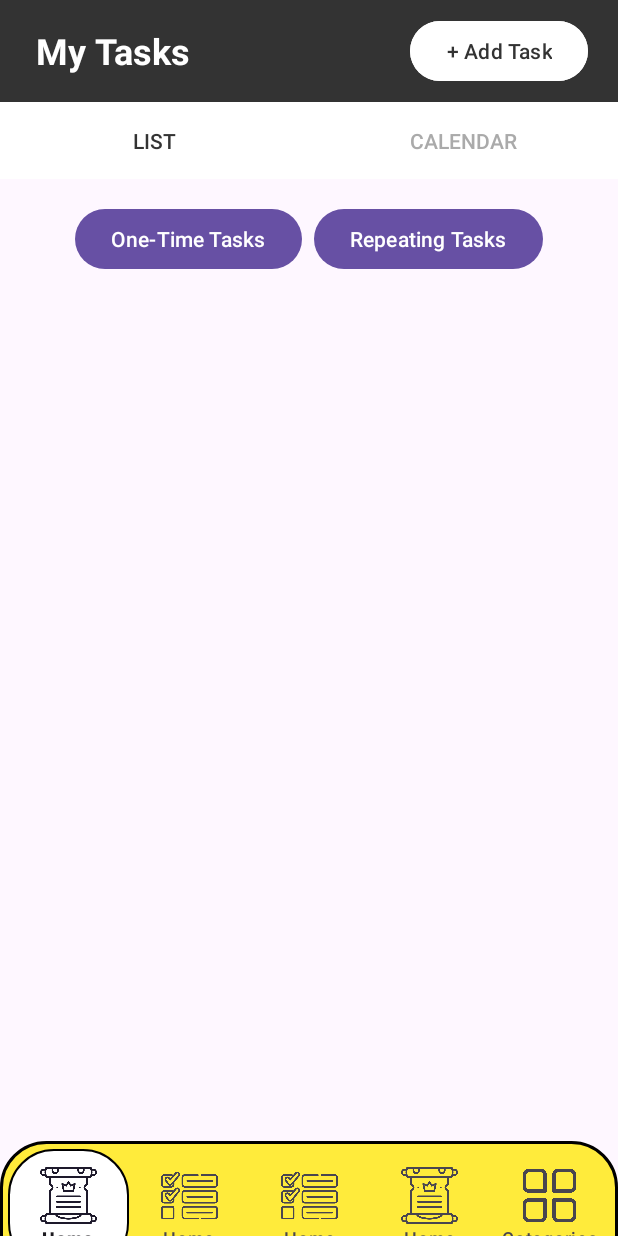
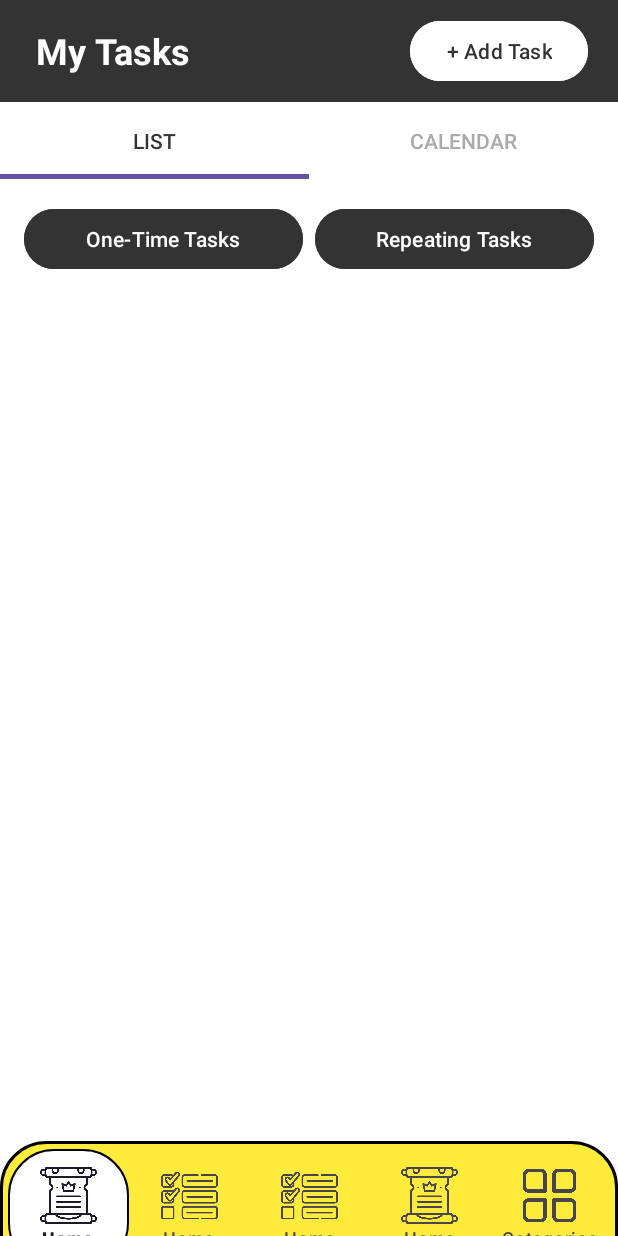
Before and after one commit to NikolaLetvencuk/e2-ma-tim35-2025, an Android app: the screen it shows after launch (MainActivity), item 2 of the bottom bar chosen, on a phone screen of 412 x 824 dp. Run offline under Robolectric (Android 15) with nearby library versions, the phone set to English and light mode, and no system bars; libraries missing offline, so code that uses them is left out: com.applandeo.materialcalendarview.

Commit message:
Updated task status

```diff
--- a/app/src/main/java/com/example/dailyboss/fragments/CalendarFragment.java
+++ b/app/src/main/java/com/example/dailyboss/fragments/CalendarFragment.java
@@ -455,6 +455,7 @@ public class CalendarFragment extends Fragment {
             // NAPOMENA: Dodao sam template.isRecurring() jer je TaskItemDto uvek primao 6 parametara
             // (Ili se TaskItemDto mora prilagoditi da prima 5)
             tasks.add(new TaskItemDto(
+                    instance.getInstanceId(),
                     template.getName(),
                     template.getDescription(),
                     instance.getInstanceDate(),
--- a/app/src/main/java/com/example/dailyboss/fragments/TasksFragment.java
+++ b/app/src/main/java/com/example/dailyboss/fragments/TasksFragment.java
@@ -5,15 +5,11 @@ import android.view.LayoutInflater;
 import android.view.View;
 import android.view.ViewGroup;
 import android.widget.Button;
-import android.widget.ImageButton;
-import android.widget.TextView;
 import android.widget.Toast;
 
 import androidx.annotation.NonNull;
 import androidx.annotation.Nullable;
 import androidx.fragment.app.Fragment;
-import androidx.fragment.app.FragmentManager;
-import androidx.fragment.app.FragmentTransaction;
 
 import com.example.dailyboss.R;
 
@@ -80,6 +76,7 @@ public class TasksFragment extends Fragment {
                         .commit();
             });
         }
+        updateButtonState(false); // ako hoćeš da default bude Calendar
 
         // 4. Logika za "Back" dugme (ostaje nepromenjena, ali je dugme sakriveno u XML-u)
         // ImageButton btnBack = view.findViewById(R.id.btnBack);
@@ -109,21 +106,23 @@ public class TasksFragment extends Fragment {
      * Vizuelno ažurira dugmad (List/Calendar) da bi se signalizirao aktivni prikaz.
      */
     private void updateButtonState(boolean isCalendarActive) {
-        // Koristite boje iz vašeg Color resursa ili direktno Android boje
-        int activeColor = getResources().getColor(R.color.calendar_black); // 🚨 Definišite u colors.xml
+        int activeColor = getResources().getColor(R.color.calendar_black);
         int inactiveColor = getResources().getColor(android.R.color.darker_gray);
 
-        // Simetrično postavljanje stanja
         if (isCalendarActive) {
             btnCalendarView.setTextColor(activeColor);
             btnListView.setTextColor(inactiveColor);
 
+            btnCalendarView.setBackgroundResource(R.drawable.bottom_border_active_ripple);
+            btnListView.setBackgroundResource(R.drawable.bottom_border_inactive_ripple);
+
         } else {
             btnCalendarView.setTextColor(inactiveColor);
             btnListView.setTextColor(activeColor);
+
+            btnCalendarView.setBackgroundResource(R.drawable.bottom_border_inactive_ripple);
+            btnListView.setBackgroundResource(R.drawable.bottom_border_active_ripple);
         }
+    }
 
-        // Možete dodati i logiku za podvlačenje (border bottom)
-        // ili promenu boje pozadine (background) da bi izgledalo vernije tab-u.
-    }
 }
--- /dev/null
+++ b/app/src/main/res/drawable/bottom_border_active_ripple.xml
@@ -0,0 +1,26 @@
+<?xml version="1.0" encoding="utf-8"?>
+<ripple xmlns:android="http://schemas.android.com/apk/res/android"
+    android:color="?attr/colorControlHighlight">
+
+    <item android:id="@android:id/mask">
+        <shape android:shape="rectangle">
+            <solid android:color="@android:color/transparent" />
+        </shape>
+    </item>
+
+    <item>
+        <layer-list>
+            <item>
+                <shape android:shape="rectangle">
+                    <solid android:color="@android:color/transparent" />
+                </shape>
+            </item>
+            <item android:gravity="bottom" android:height="3dp">
+                <shape android:shape="rectangle">
+                    <solid android:color="@color/calendar_black" />
+                </shape>
+            </item>
+        </layer-list>
+    </item>
+
+</ripple>
--- /dev/null
+++ b/app/src/main/res/drawable/bottom_border_inactive_ripple.xml
@@ -0,0 +1,11 @@
+<?xml version="1.0" encoding="utf-8"?>
+<ripple xmlns:android="http://schemas.android.com/apk/res/android"
+    android:color="?attr/colorControlHighlight">
+
+    <item>
+        <shape android:shape="rectangle">
+            <solid android:color="@android:color/transparent" />
+        </shape>
+    </item>
+
+</ripple>
--- a/app/src/main/res/layout/activity_task.xml
+++ b/app/src/main/res/layout/activity_task.xml
@@ -62,7 +62,7 @@
         android:background="@android:color/white"
         app:layout_constraintTop_toBottomOf="@id/topBar"
         app:layout_constraintStart_toStartOf="parent"
-        app:layout_constraintEnd_toEndOf="parent" >
+        app:layout_constraintEnd_toEndOf="parent">
 
         <Button
             android:id="@+id/btnListView"
--- a/app/src/main/res/layout/fragment_task_list.xml
+++ b/app/src/main/res/layout/fragment_task_list.xml
@@ -3,33 +3,44 @@
     android:layout_width="match_parent"
     android:layout_height="match_parent"
     android:orientation="vertical"
-    android:padding="16dp">
+    android:padding="16dp"
+    android:background="@color/white">
 
+    <!-- Dugmići za filter -->
     <LinearLayout
         android:layout_width="match_parent"
         android:layout_height="wrap_content"
         android:orientation="horizontal"
-        android:gravity="center_horizontal"
-        android:layout_marginBottom="16dp">
+        android:gravity="center"
+        android:layout_marginBottom="12dp">
 
         <Button
             android:id="@+id/btnOneTimeTasks"
-            android:layout_width="wrap_content"
+            android:layout_width="0dp"
             android:layout_height="wrap_content"
+            android:layout_weight="1"
             android:text="One-Time Tasks"
-            android:layout_marginEnd="8dp"/>
+            android:textColor="@color/white"
+            android:backgroundTint="@color/calendar_black"
+            android:layout_marginEnd="8dp"
+            android:paddingVertical="8dp"/>
 
         <Button
             android:id="@+id/btnRepeatingTasks"
-            android:layout_width="wrap_content"
+            android:layout_width="0dp"
             android:layout_height="wrap_content"
-            android:text="Repeating Tasks"/>
+            android:layout_weight="1"
+            android:text="Repeating Tasks"
+            android:textColor="@color/white"
+            android:backgroundTint="@color/calendar_black"
+            android:paddingVertical="8dp"/>
     </LinearLayout>
 
+    <!-- Lista zadataka -->
     <androidx.recyclerview.widget.RecyclerView
         android:id="@+id/rvAllTasks"
         android:layout_width="match_parent"
         android:layout_height="match_parent"
-        android:scrollbars="vertical"/>
+        android:scrollbars="vertical" />
 
 </LinearLayout>
--- /dev/null
+++ b/app/src/main/res/menu/task_options_menu.xml
@@ -0,0 +1,20 @@
+<?xml version="1.0" encoding="utf-8"?>
+<menu xmlns:android="http://schemas.android.com/apk/res/android">
+
+    <item
+        android:id="@+id/action_done"
+        android:title="Urađeno" />
+
+    <item
+        android:id="@+id/action_cancelled"
+        android:title="Otkazano" />
+
+    <item
+        android:id="@+id/action_paused"
+        android:title="Pauzirano" />
+
+    <item
+        android:id="@+id/action_active"
+        android:title="Aktivno" />
+
+</menu>
```
Also changed, not shown: app/src/main/java/com/example/dailyboss/adapters/TaskAdapter.java (+60 -25 lines), app/src/main/java/com/example/dailyboss/data/TaskInstanceDao.java (+33 -0 lines), app/src/main/java/com/example/dailyboss/dto/TaskItemDto.java (+15 -1 lines), app/src/main/java/com/example/dailyboss/fragments/TaskListFragment.java (+74 -11 lines), app/src/main/res/layout/item_task_list.xml (+25 -19 lines), app/src/main/java/com/example/dailyboss/service/TaskInstanceService.java (indentation only), app/src/main/res/drawable/ic_more.png (added).
